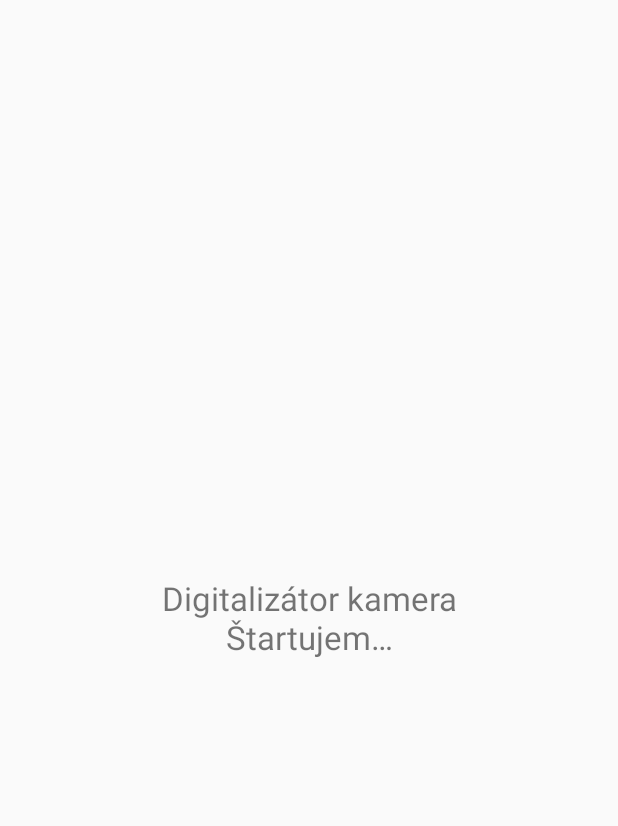
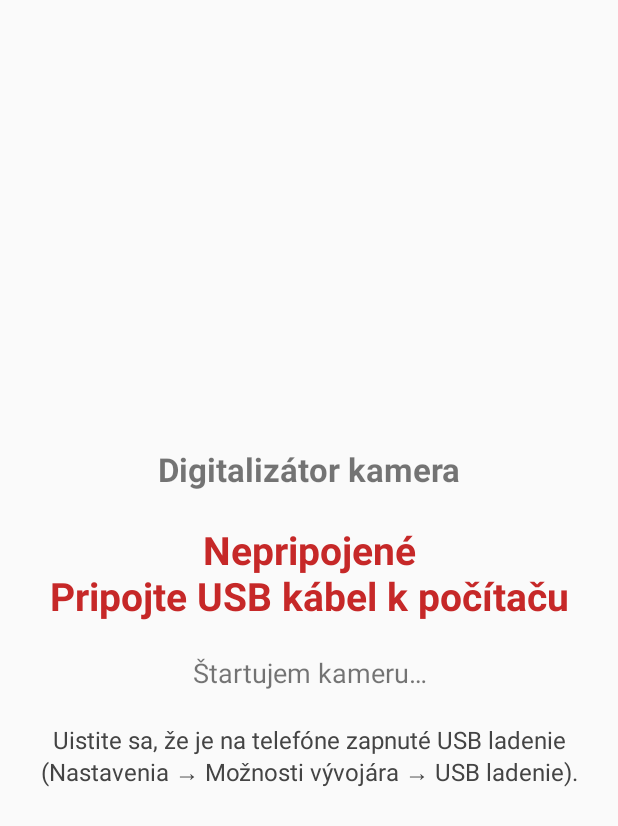
Before and after one commit to Rudoslav/digitalizator-android, an Android app: the screen it shows after launch (MainActivity), on a phone screen of 412 x 824 dp. Shown: the top 826 px of the screen. Run offline under Robolectric (Android 15) with nearby library versions, the phone set to English and light mode, and no system bars; libraries missing offline, so code that uses them is left out: androidx.camera.core, androidx.camera.lifecycle; 2 statements that could not run were skipped.

Commit message:
Dynamic connection status (USB cable + USB debugging), v0.2.0

```diff
--- a/app/build.gradle.kts
+++ b/app/build.gradle.kts
@@ -19,8 +19,8 @@ android {
         applicationId = "sk.digitalizator.camera"
         minSdk = 26
         targetSdk = 35
-        versionCode = 1
-        versionName = "0.1.0"
+        versionCode = 2
+        versionName = "0.2.0"
     }
 
     compileOptions {
--- a/app/src/main/java/sk/digitalizator/camera/MainActivity.kt
+++ b/app/src/main/java/sk/digitalizator/camera/MainActivity.kt
@@ -1,11 +1,20 @@
 package sk.digitalizator.camera
 
 import android.Manifest
+import android.content.Intent
+import android.content.IntentFilter
 import android.graphics.Bitmap
+import android.graphics.Color
 import android.graphics.Matrix
+import android.os.BatteryManager
 import android.os.Bundle
+import android.os.Handler
+import android.os.Looper
+import android.os.SystemClock
+import android.provider.Settings
 import android.view.Gravity
 import android.view.WindowManager
+import android.widget.LinearLayout
 import android.widget.TextView
 import androidx.activity.ComponentActivity
 import androidx.activity.result.contract.ActivityResultContracts
@@ -37,25 +46,89 @@ class MainActivity : ComponentActivity() {
     private val camExecutor = Executors.newSingleThreadExecutor()
     private val netExecutor = Executors.newCachedThreadPool()
     private lateinit var imageCapture: ImageCapture
-    private lateinit var info: TextView
+    private lateinit var statusView: TextView
+    private lateinit var cameraView: TextView
+    private val handler = Handler(Looper.getMainLooper())
+    private val ticker = object : Runnable {
+        override fun run() {
+            refreshStatus()
+            handler.postDelayed(this, 1500)
+        }
+    }
+
+    /** Kedy naposledy počítač komunikoval s appkou (náhľad, fotka, stav). */
+    @Volatile private var lastClient = 0L
 
     @Volatile private var latestPreview: ByteArray? = null
 
     private val askCamera =
         registerForActivityResult(ActivityResultContracts.RequestPermission()) { ok ->
-            if (ok) startCamera() else info.text = "Bez povolenia kamery appka nefunguje."
+            if (ok) startCamera() else cameraView.text = "Bez povolenia kamery appka nefunguje."
         }
 
     override fun onCreate(savedInstanceState: Bundle?) {
         super.onCreate(savedInstanceState)
         window.addFlags(WindowManager.LayoutParams.FLAG_KEEP_SCREEN_ON)
-        info = TextView(this).apply {
-            textSize = 22f
+        fun label(size: Float, bold: Boolean = false) = TextView(this).apply {
+            textSize = size
             gravity = Gravity.CENTER
-            text = "Digitalizátor kamera\nŠtartujem…"
+            setPadding(32, 16, 32, 16)
+            if (bold) setTypeface(typeface, android.graphics.Typeface.BOLD)
         }
-        setContentView(info)
+        val title = label(22f, true).apply { text = "Digitalizátor kamera" }
+        statusView = label(26f, true)
+        cameraView = label(18f).apply { text = "Štartujem kameru…" }
+        val hint = label(16f).apply {
+            text = "Uistite sa, že je na telefóne zapnuté USB ladenie\n(Nastavenia → Možnosti vývojára → USB ladenie)."
+            setTextColor(Color.DKGRAY)
+        }
+        setContentView(LinearLayout(this).apply {
+            orientation = LinearLayout.VERTICAL
+            gravity = Gravity.CENTER
+            addView(title); addView(statusView); addView(cameraView); addView(hint)
+        })
+        refreshStatus()
         askCamera.launch(Manifest.permission.CAMERA)
+    }
+
+    override fun onResume() {
+        super.onResume()
+        handler.post(ticker)
+    }
+
+    override fun onPause() {
+        super.onPause()
+        handler.removeCallbacks(ticker)
+    }
+
+    private fun usbPlugged(): Boolean {
+        val i = registerReceiver(null, IntentFilter(Intent.ACTION_BATTERY_CHANGED))
+        val plugged = i?.getIntExtra(BatteryManager.EXTRA_PLUGGED, 0) ?: 0
+        return plugged and BatteryManager.BATTERY_PLUGGED_USB != 0
+    }
+
+    private fun usbDebugging(): Boolean =
+        Settings.Global.getInt(contentResolver, Settings.Global.ADB_ENABLED, 0) == 1
+
+    /** Pripojené = USB kábel + zapnuté USB ladenie, alebo počítač práve komunikuje s appkou. */
+    private fun refreshStatus() {
+        val pcActive = SystemClock.elapsedRealtime() - lastClient < 5000
+        val plugged = usbPlugged()
+        val adb = usbDebugging()
+        when {
+            pcActive || (plugged && adb) -> {
+                statusView.text = "Pripojené"
+                statusView.setTextColor(Color.rgb(46, 125, 50))
+            }
+            plugged -> {
+                statusView.text = "Kábel je pripojený,\nUSB ladenie je vypnuté"
+                statusView.setTextColor(Color.rgb(230, 120, 0))
+            }
+            else -> {
+                statusView.text = "Nepripojené\nPripojte USB kábel k počítaču"
+                statusView.setTextColor(Color.rgb(198, 40, 40))
+            }
+        }
     }
 
     private fun startCamera() {
@@ -102,7 +175,7 @@ class MainActivity : ComponentActivity() {
             provider.unbindAll()
             provider.bindToLifecycle(this, CameraSelector.DEFAULT_BACK_CAMERA, imageCapture, analysis)
             startServer()
-            info.text = "Digitalizátor kamera\nBeží (port $port).\nPripojte USB kábel k počítaču."
+            cameraView.text = "Kamera beží (port $port)"
         }, ContextCompat.getMainExecutor(this))
     }
 
@@ -122,6 +195,7 @@ class MainActivity : ComponentActivity() {
             val request = reader.readLine() ?: return
             while (true) { if (reader.readLine().isNullOrEmpty()) break }
             val path = request.split(" ").getOrElse(1) { "/" }
+            lastClient = SystemClock.elapsedRealtime()
             val out = it.getOutputStream()
             when {
                 path.startsWith("/status") -> respond(out, "text/plain", "ok".toByteArray())
@@ -152,6 +226,7 @@ class MainActivity : ComponentActivity() {
         var last: ByteArray? = null
         try {
             while (true) {
+                lastClient = SystemClock.elapsedRealtime()
                 val frame = latestPreview
                 if (frame != null && frame !== last) {
                     out.write("--frame\r\nContent-Type: image/jpeg\r\nContent-Length: ${frame.size}\r\n\r\n".toByteArray())
```
